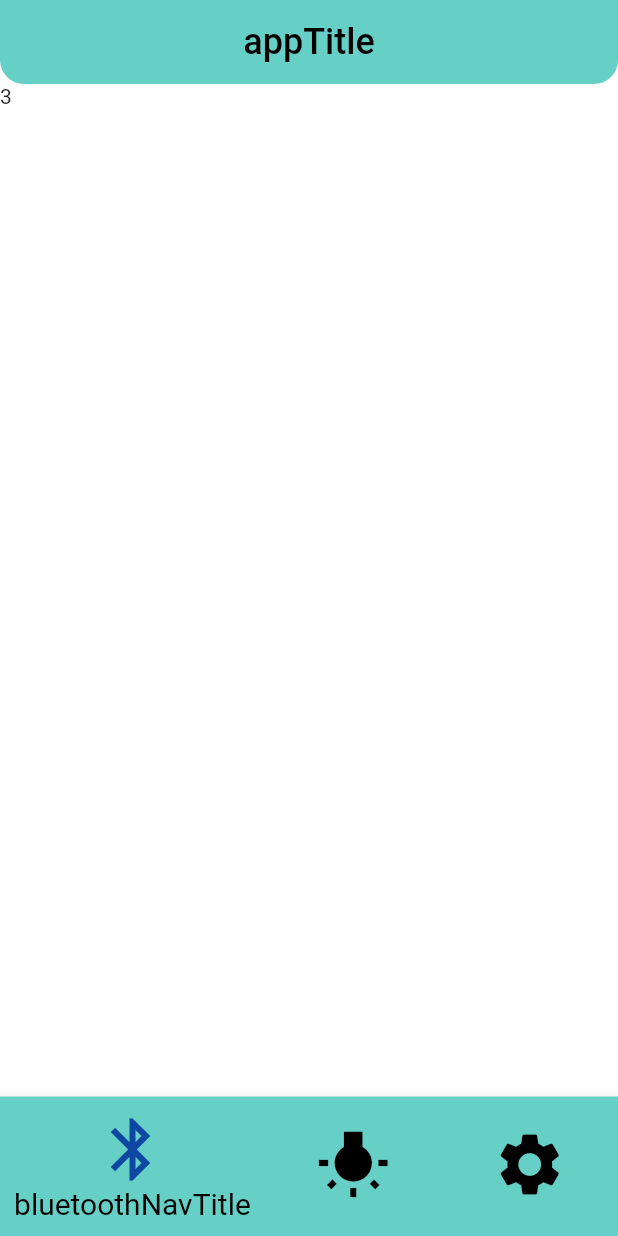
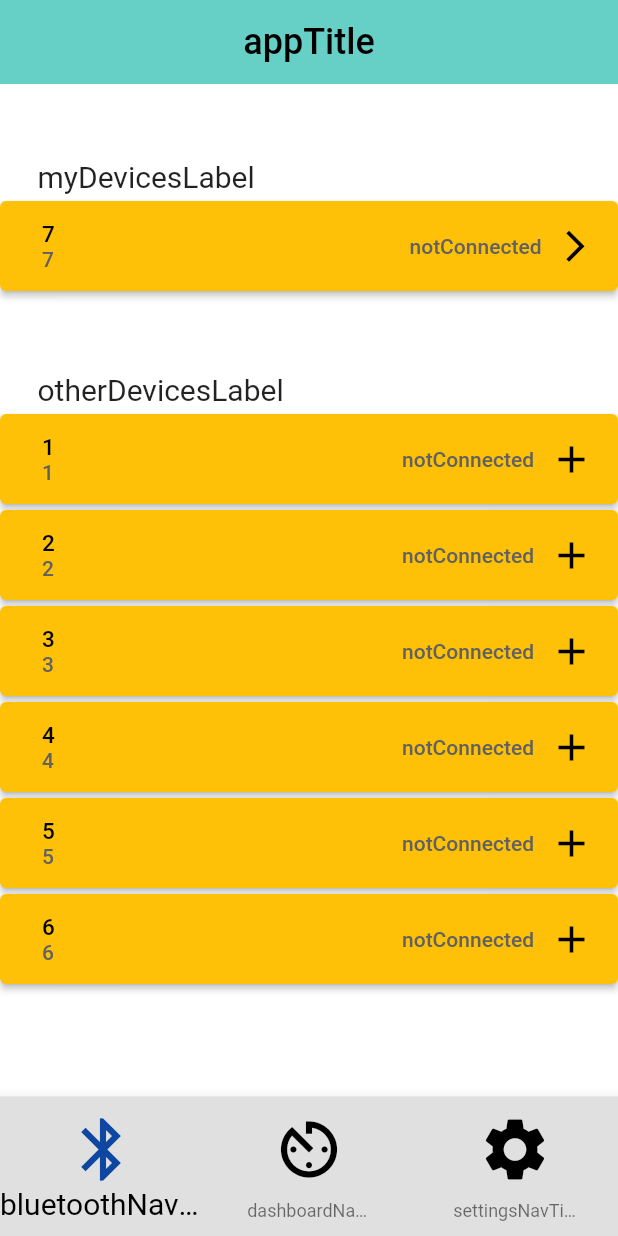
Before and after one commit to larrycaw/heat-vitality, a Flutter app: the screen it shows after launch, on a phone screen of 412 x 824 dp. Run offline on Flutter 3.47's test engine with Material 2 defaults, Android fonts, the phone set to English and light mode, and no system bars; our stand-ins replace easy_localization, flutter_spinkit.

Commit message:
Added bluetooth file

```diff
--- a/lib/bottom_navigation_bar.dart
+++ b/lib/bottom_navigation_bar.dart
@@ -1,6 +1,6 @@
 import 'package:flutter/material.dart';
-/*import 'package:glove_control/pages/bluetooth.dart';
-import 'package:glove_control/pages/settings.dart';*/
+import 'package:glove_control/pages/bluetooth.dart';
+//import 'package:glove_control/pages/settings.dart';
 import 'package:glove_control/variables/global_variables.dart';
 import 'package:easy_localization/easy_localization.dart';
 import 'package:flutter/services.dart' ;
@@ -23,8 +23,7 @@ class _BottomNavigationState extends State<BottomNavigation> {
         return Text('2');
         //return Settings(newLanguage: (String newLanguage) => setLanguage(newLanguage),);
       default:
-        return Text('3');
-        //return Bluetooth();
+        return Bluetooth();
     }
   }
 
@@ -60,19 +59,17 @@ class _BottomNavigationState extends State<BottomNavigation> {
         centerTitle: true,
         backgroundColor: Color(0XFF67d0c6),
         elevation: 0,
-        shape: RoundedRectangleBorder(
-            borderRadius: BorderRadius.vertical(bottom: Radius.circular(16))
-        ),
       ),
       body: SafeArea(
         child: getBody(),
       ),
       bottomNavigationBar: BottomNavigationBar(
         currentIndex: _currentIndex,
-        type: BottomNavigationBarType.shifting,
+        type: BottomNavigationBarType.fixed,
         selectedItemColor: Colors.black,
         iconSize: 50,
         selectedFontSize: 20,
+        backgroundColor: Colors.grey[300],
         items: [
           BottomNavigationBarItem(
             icon: Icon(
@@ -80,23 +77,20 @@ class _BottomNavigationState extends State<BottomNavigation> {
               color: _currentIndex == 0 ? Colors.blue[900] : Colors.black,
             ),
             label: 'bluetoothNavTitle'.tr(),
-            backgroundColor: Color(0XFF67d0c6),
           ),
           BottomNavigationBarItem(
             icon: Icon(
-              Icons.wb_incandescent,
-              color: _currentIndex == 1 ? Colors.yellow : Colors.black,
+              Icons.av_timer,
+              color: _currentIndex == 1 ? Colors.red : Colors.black,
             ),
             label: 'dashboardNavTitle'.tr(),
-            backgroundColor: Colors.blue[200],
           ),
           BottomNavigationBarItem(
             icon: Icon(
               Icons.settings,
-              color: _currentIndex == 2 ? Colors.grey[600] : Colors.black,
+              color: _currentIndex == 2 ? Colors.grey[700] : Colors.black,
             ),
             label: 'settingsNavTitle'.tr(),
-            backgroundColor: Colors.blue[200],
           ),
         ],
         onTap: (index){
--- /dev/null
+++ b/lib/pages/bluetooth.dart
@@ -0,0 +1,142 @@
+import 'dart:async';
+
+import 'package:flutter/material.dart';
+import 'package:glove_control/widget_element/bluetooth_list_element.dart';
+import 'package:glove_control/variables/global_variables.dart';
+import 'package:easy_localization/easy_localization.dart';
+
+
+class Bluetooth extends StatefulWidget {
+  @override
+  _BluetoothState createState() => _BluetoothState();
+}
+
+class _BluetoothState extends State<Bluetooth> {
+
+  List allBluetoothDevices = [
+    'Jonas B. Melås Beats Solo2',
+    'Jonas B. Melås Beats Solo3',
+  ];
+
+  void connectBluetoothDevice(String key) {
+    setState(() {
+      devicesConnectingCount++;
+      bluetoothDevices[key]['isConnecting'] = true;
+    });
+    Timer(Duration(seconds: 3), () {
+      setState(() {
+        bluetoothDevices[key]['isConnecting'] = false;
+        devicesConnectingCount--;
+        bluetoothDevices[key]['isConnected'] = true;
+        devicesConnectedCount++;
+        print('Bt device connected');
+      });
+    });
+  }
+
+  void disconnectBluetoothDevice(String key) {
+    setState(() {
+      bluetoothDevices[key]['isConnecting'] = true;
+      devicesConnectingCount++;
+    });
+    Timer(Duration(seconds: 1), () {
+      setState(() {
+        bluetoothDevices[key]['isConnecting'] = false;
+        devicesConnectingCount--;
+        bluetoothDevices[key]['isConnected'] = false;
+        devicesConnectedCount--;
+        print('Bt device disconnected');
+      });
+    });
+  }
+
+
+  @override
+  Widget build(BuildContext context) {
+    return Scaffold(
+      backgroundColor: Colors.white,
+      body: Column(
+        mainAxisAlignment: MainAxisAlignment.spaceEvenly,
+        crossAxisAlignment: CrossAxisAlignment.start,
+        children: [
+          Padding(
+            padding: const EdgeInsets.fromLTRB(25, 50, 0, 5),
+            child: Row(
+              crossAxisAlignment: CrossAxisAlignment.end,
+              children: [
+                Text(
+                  'myDevicesLabel'.tr(),
+                  style: TextStyle(
+                    fontSize: 20,
+                  ),
+                ),
+              ],
+            ),
+          ),
+          Column(
+            children: [
+              for(var key in bluetoothDevices.keys)
+                if (bluetoothDevices[key]['myDevice'])
+                  BtListElement(
+                    bdAddr: key,
+                    title: bluetoothDevices[key]['title'],
+                    description: bluetoothDevices[key]['description'],
+                    myDevice: bluetoothDevices[key]['myDevice'],
+                    isConnecting: bluetoothDevices[key]['isConnecting'],
+                    isConnected: bluetoothDevices[key]['isConnected'],
+                    iconImage: bluetoothDevices[key]['iconImage'],
+                    onConnectingStateChange: (bool isConnected) =>
+                    isConnected ? disconnectBluetoothDevice(key) : connectBluetoothDevice(key),
+                    onOtherDeviceChange: () =>
+                        setState(() =>
+                        bluetoothDevices[key]['myDevice'] = true),
+                    onMyDeviceChange: () =>
+                        setState(() =>
+                        bluetoothDevices[key]['myDevice'] = false),
+                  ),
+            ],
+          ),
+          Padding(
+            padding: const EdgeInsets.fromLTRB(25, 50, 0, 5),
+            child: Row(
+              crossAxisAlignment: CrossAxisAlignment.end,
+              children: [
+                Text(
+                  'otherDevicesLabel'.tr(),
+                  style: TextStyle(
+                    fontSize: 20,
+                  ),
+                ),
+              ],
+            ),
+          ),
+          Expanded(
+            child: ListView(
+              children: [
+                for(var key in bluetoothDevices.keys)
+                  if (!bluetoothDevices[key]['myDevice'])
+                    BtListElement(
+                      bdAddr: key,
+                      title: bluetoothDevices[key]['title'],
+                      description: bluetoothDevices[key]['description'],
+                      myDevice: bluetoothDevices[key]['myDevice'],
+                      isConnecting: bluetoothDevices[key]['isConnecting'],
+                      isConnected: bluetoothDevices[key]['isConnected'],
+                      iconImage: bluetoothDevices[key]['iconImage'],
+                      onConnectingStateChange: (bool isConnected) =>
+                      isConnected ? disconnectBluetoothDevice(key) : connectBluetoothDevice(key),
+                      onOtherDeviceChange: () =>
+                          setState(() =>
+                          bluetoothDevices[key]['myDevice'] = true),
+                      onMyDeviceChange: () =>
+                          setState(() =>
+                          bluetoothDevices[key]['myDevice'] = false),
+                    ),
+              ],
+            ),
+          ),
+        ],
+      ),
+    );
+  }
+}
--- /dev/null
+++ b/lib/widget_element/bluetooth_list_element.dart
@@ -0,0 +1,130 @@
+import 'package:flutter/material.dart';
+import 'package:easy_localization/easy_localization.dart';
+import 'package:flutter_spinkit/flutter_spinkit.dart';
+
+class BtListElement extends StatelessWidget {
+
+  final String bdAddr;
+  final bool myDevice;
+  final bool isConnected;
+  final Function(bool) onConnectingStateChange;
+  final VoidCallback onOtherDeviceChange;
+  final VoidCallback onMyDeviceChange;
+  final String title;
+  final String description;
+  final bool isConnecting;
+  final String iconImage;
+
+  BtListElement({
+    @required this.bdAddr,
+    @required this.myDevice,
+    @required this.isConnected,
+    @required this.onConnectingStateChange,
+    @required this.onOtherDeviceChange,
+    @required this.onMyDeviceChange,
+    this.title = 'Bluetooth device',
+    this.description = 'Unknown',
+    this.isConnecting = false,
+    this.iconImage = 'bt.jpg',
+  });
+
+
+  bool getIsConnected() {
+    return this.isConnected;
+  }
+
+  bool getNewMyDeviceState() {
+    return !this.myDevice;
+  }
+
+  bool getMyDeviceState() {
+    return this.myDevice;
+  }
+
+  @override
+  Widget build(BuildContext context) {
+    return Container(
+      margin: EdgeInsets.only(bottom: 4),
+      height: 60,
+      child: ElevatedButton(
+        onPressed: () {
+          print('Bt element tapped');
+          onConnectingStateChange(getIsConnected());
+        },
+        style: ElevatedButton.styleFrom(
+          primary: Colors.amber,
+          onPrimary: Colors.black,
+          onSurface: Colors.grey,
+        ),
+        child: Row(
+          children: [
+            Expanded(
+              child: Column(
+                mainAxisAlignment: MainAxisAlignment.center,
+                children: [
+                  Row(
+                    children: [
+                      SizedBox(width: 12,),
+                      Text(
+                        title,
+                        style: TextStyle(
+                          fontSize: 15,
+                        ),
+                      ),
+                    ],
+                  ),
+                  Row(
+                    children: [
+                      SizedBox(width: 12,),
+                      Text(
+                        description,
+                        style: TextStyle(
+                            color: Colors.grey[700]
+                        ),
+                      ),
+                    ],
+                  ),
+                ],
+              ),
+            ),
+            Row(
+              mainAxisAlignment: MainAxisAlignment.end,
+              children: [
+                isConnecting ?
+                SpinKitSpinningCircle(
+                  color: Colors.grey[800],
+                  size: 25.0,
+                ) :
+                Text(
+                  isConnected ? 'connected'.tr() : 'notConnected'.tr(),
+                  style: TextStyle(
+                      color: Colors.grey[700]
+                  ),
+                ),
+                SizedBox(width: 10,)
+              ],
+            ),
+            GestureDetector(
+                onTap: () async {
+                  print('Icon tapped');
+                  if (myDevice) {
+                    dynamic result = await Navigator.pushNamed(
+                      context,
+                      "/about_bluetooth_device",
+                      arguments: <String, String>{'bdAddr': bdAddr},
+                    );
+                    if(result != null) {
+                      // switch
+                      if (result['forgetDevice']) onMyDeviceChange();
+                      else print(result['title']);
+                    }
+                  } else if (!myDevice) onOtherDeviceChange();
+                },
+                child: myDevice ? Icon(Icons.arrow_forward_ios, size: 25,) : Icon(Icons.add, size: 30,)
+            ),
+          ],
+        ),
+      ),
+    );
+  }
+}
--- a/pubspec.yaml
+++ b/pubspec.yaml
@@ -24,6 +24,7 @@ dependencies:
   flutter:
     sdk: flutter
   easy_localization: ^2.3.3+1
+  flutter_spinkit: ^4.0.0
 
 
   # The following adds the Cupertino Icons font to your application.
@@ -50,6 +51,7 @@ flutter:
   # To add assets to your application, add an assets section, like this:
   assets:
     - assets/translation/
+    - assets/flags/
 
   # An image asset can refer to one or more resolution-specific "variants", see
   # https://flutter.dev/assets-and-images/#resolution-aware.
```
Also changed, not shown: assets/flags/en.png (added), assets/flags/no.png (added), pubspec.lock.
